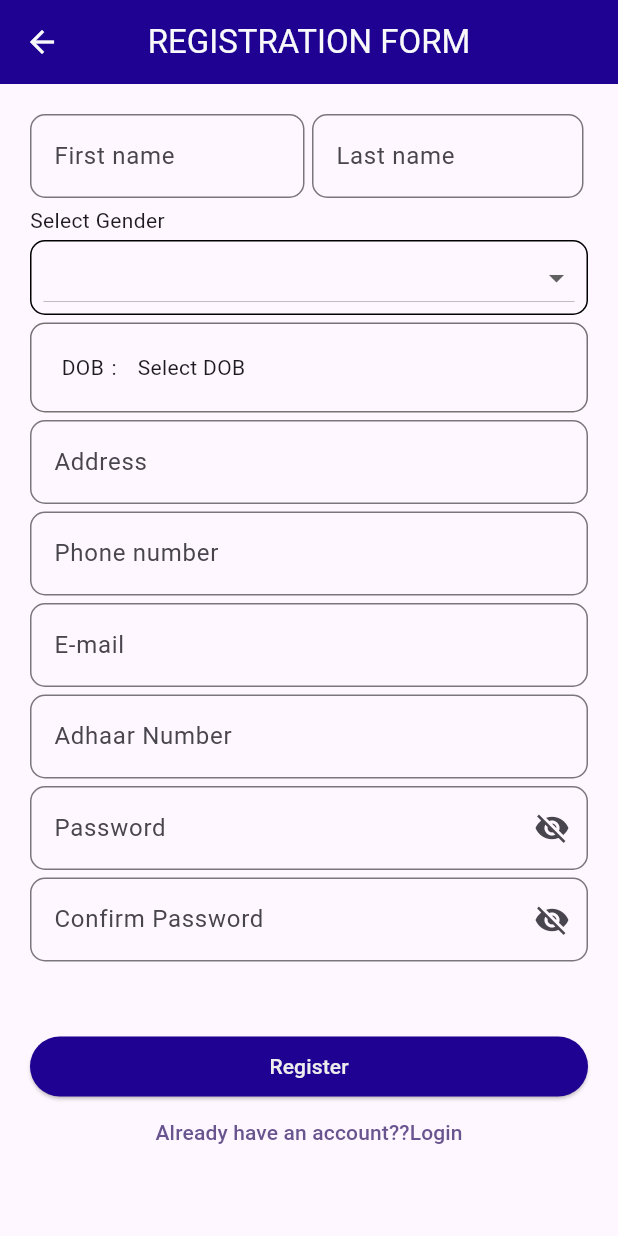
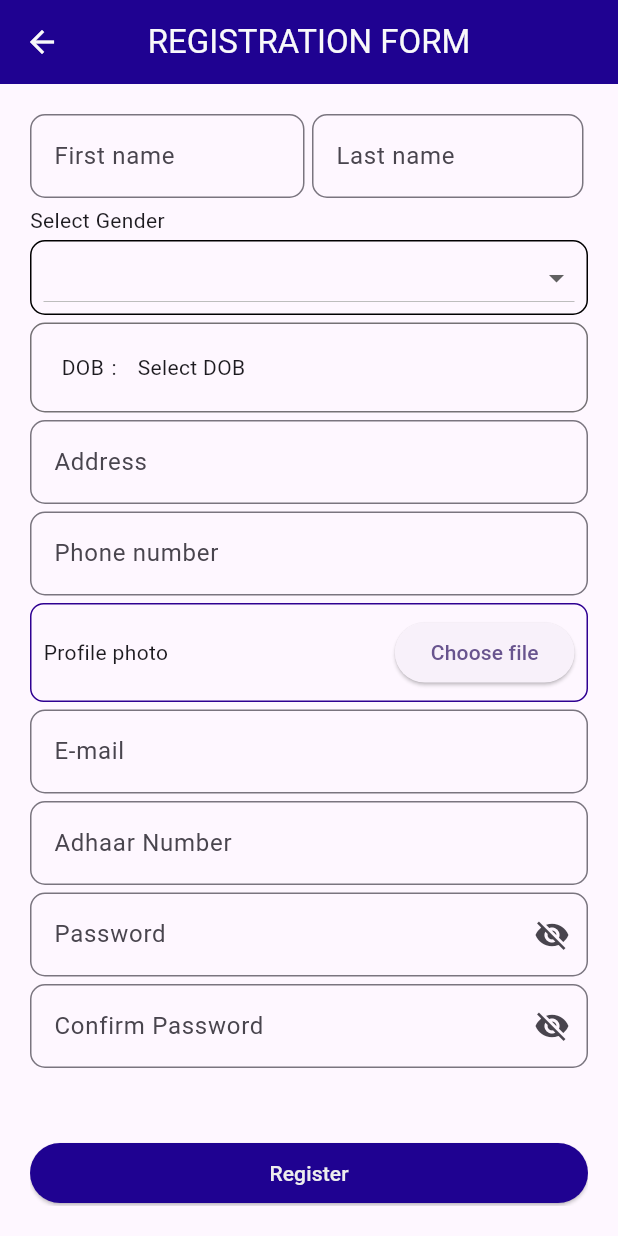
Before and after one commit to Akshay-Bala/Final-Project, a Flutter app: the screen it shows after launch, after a tap on "Login", after a tap on "New register..??", on a phone screen of 412 x 824 dp. Run offline on Flutter 3.47's test engine with Material 3 defaults, Android fonts, the phone set to English and light mode, and no system bars; our stand-ins replace dio, geolocator, image_picker.

Commit message:
03/04/2024

```diff
--- a/lib/login.dart
+++ b/lib/login.dart
@@ -4,12 +4,16 @@ import 'package:flutter/material.dart';
 import 'package:potholedetect/forgetpassword.dart';
 import 'package:potholedetect/registration.dart';
 import 'package:potholedetect/userhome.dart';
+import 'package:potholedetect/utils/api/loginapi.dart';
 
 class Login extends StatelessWidget {
   Login({super.key});
   var formkey = GlobalKey<FormState>();
   bool visubiliity = true;
   ValueNotifier<bool> visibility=ValueNotifier(true);
+  TextEditingController usernameController=TextEditingController();
+    TextEditingController passwordController=TextEditingController();
+
   @override
   Widget build(BuildContext context) {
     return Scaffold(
@@ -31,6 +35,7 @@ class Login extends StatelessWidget {
                 mainAxisAlignment: MainAxisAlignment.center,
                 children: [
                   customtextfield(
+                    controller: usernameController,
                     validator: (value) {
                       if (value.toString().isEmpty) {
                         return 'Empty username';
@@ -45,6 +50,7 @@ class Login extends StatelessWidget {
                   ),
               ValueListenableBuilder(valueListenable: visibility, builder: (context, value, child) {
                 return  customtextfield(
+                  controller: passwordController,
                     validator: (value) {
                       if (value.toString().isEmpty) {
                         return 'Empty password';
@@ -76,10 +82,10 @@ class Login extends StatelessWidget {
                       height: 40,
                       width: 200,
                       child: ElevatedButton(
-                          onPressed: () {
-                            Navigator.push(context, MaterialPageRoute(builder: (context)=>BottomnavScreen()));
+                          onPressed: () async{
+                            // Navigator.push(context, MaterialPageRoute(builder: (context)=>BottomnavScreen()));
                             if (formkey.currentState!.validate()) {
-                              print("jgfv");
+                            await  loginUser(usernameController.text,passwordController.text,context);
                             }
                           },
                           child: Text("Login"),
--- a/lib/registration.dart
+++ b/lib/registration.dart
@@ -1,3 +1,6 @@
+import 'dart:io';
+
+import 'package:image_picker/image_picker.dart';
 import 'package:potholedetect/custom_widgets/textfield.dart';
 import 'package:flutter/material.dart';
 import 'package:potholedetect/login.dart';
@@ -12,6 +15,21 @@ class Registration extends StatefulWidget {
 class _RegistrationState extends State<Registration> {
 
  //Form passing
+
+ File _image=File('Profile photo') ;
+
+  // This is the image picker
+  final _picker = ImagePicker();
+  // Implementing the image picker
+  Future<void> _openImagePicker() async {
+    final XFile? pickedImage =
+        await _picker.pickImage(source: ImageSource.gallery);
+        // print(_image!.path??'null');
+    if (pickedImage != null) {
+      setState(() {
+        _image = File(pickedImage.path);
+        });
+        }}
 
   var formkey = GlobalKey<FormState>();
 
@@ -38,10 +56,12 @@ class _RegistrationState extends State<Registration> {
   final TextEditingController adarController = TextEditingController();
 
   Color bC = Colors.black26;
+  String isGenderselected = "";
 
   String selectedValue = '';
   String selectedDob = 'Select DOB';
   bool isDobSelected = false;
+  Color c = Colors.black;
 
   final dropdownItem = [
     "",'Male','Female','Other'
@@ -109,7 +129,9 @@ SizedBox(
 
                 Container(
                   decoration: BoxDecoration(
-                    border: Border.all(),
+                    border: Border.all(
+                      color: c
+                    ),
                     borderRadius: BorderRadius.circular(10)
                   ),
                   child: Padding(
@@ -123,6 +145,7 @@ SizedBox(
                       items: dropdownItem.map((e) => DropdownMenuItem(child: Text(e),value: e,)).toList(),
                       onChanged: (value) {
                       setState(() {
+                        isGenderselected = value!;
                         selectedValue = value!;
                       });
                     }),
@@ -199,6 +222,24 @@ SizedBox(
                 SizedBox(
                   height: 5,
                 ),
+
+                Container(decoration: BoxDecoration(border: Border.all(color: Color.fromARGB(255, 47, 1, 146)),borderRadius: BorderRadius.circular(9)),
+                  child: Padding(
+                    padding: const EdgeInsets.all(8.0),
+                    child: Row(
+                      mainAxisAlignment: MainAxisAlignment.spaceBetween,
+                      children: [
+                        Text(_image.path.split('/').last),
+                        Container(child: ElevatedButton(onPressed: (){
+                        _openImagePicker();
+                        }, child: Text("Choose file"))),
+                      ],
+                    ),
+                  ),
+                ),
+                SizedBox(height: 5,),
+
+
                 customtextfield(
                   controller: emailController,
                    validator: (value) {
@@ -297,7 +338,11 @@ ValueListenableBuilder(valueListenable: visibility1, builder: (context, value, c
                     width: 200,
                     child: ElevatedButton(
                         onPressed: () {
-                          Navigator.push(context,MaterialPageRoute(builder: (context)=> Login()));
+
+                          setState(() {
+                            isGenderselected == ""? c = Colors.red:c= Colors.black;
+                          });
+                          // Navigator.push(context,MaterialPageRoute(builder: (context)=> Login()));
                           if (formkey.currentState!.validate() && isDobSelected == true) {
                             print("jgfv");
                           }
--- a/lib/reportaccidentarea.dart
+++ b/lib/reportaccidentarea.dart
@@ -5,6 +5,7 @@ import 'package:image_picker/image_picker.dart';
 import 'package:geolocator/geolocator.dart';
 import 'package:potholedetect/bottomNavScreen.dart';
 import 'package:potholedetect/main.dart';
+import 'package:potholedetect/utils/common/snackbar.dart';
 
 
 class Reportaccidentarea extends StatefulWidget {
@@ -172,7 +173,7 @@ Future<Position> _determinePosition() async {
                       if (formkey.currentState!.validate() && selectedImage!=null ) {
                         print('bhiakddj');
                       } else {
-                        showCustomSnackBar(context, "Fill all the fields");
+                        showCustomSnackBar(context, "Fill all the fields",Colors.red);
                       }
                     },
 
--- a/lib/reportpothole.dart
+++ b/lib/reportpothole.dart
@@ -5,6 +5,7 @@ import 'package:image_picker/image_picker.dart';
 import 'package:geolocator/geolocator.dart';
 import 'package:potholedetect/bottomNavScreen.dart';
 import 'package:potholedetect/main.dart';
+import 'package:potholedetect/utils/common/snackbar.dart';
 
 
 class Reportpothole extends StatefulWidget {
@@ -175,7 +176,7 @@ Future<Position> _determinePosition() async {
                       if (formkey.currentState!.validate() && selectedImage!=null ) {
                         print('bhiakddj');
                       } else {
-                        showCustomSnackBar(context, "Fill all the fields");
+                        showCustomSnackBar(context, "Fill all the fields",Colors.red);
                       }
                     },
 
--- a/lib/userhome.dart
+++ b/lib/userhome.dart
@@ -55,6 +55,7 @@ class _UserhomeState extends State<Userhome> {
               Color.fromARGB(255, 248, 249, 249),
               Color.fromARGB(255, 31, 2, 145),
             ])),
+        child: SingleChildScrollView(
           child: Column(
             children: [
               InkWell(
@@ -111,6 +112,7 @@ class _UserhomeState extends State<Userhome> {
             ],
           ),
         ),
+      ),
     );
   }
 }
```
Also changed, not shown: lib/main.dart (+0 -9 lines), lib/utils/api/loginapi.dart (added, +47 -0 lines), lib/utils/common/snackbar.dart (added, +10 -0 lines). Lines whose indentation alone changed are shown as unchanged.
